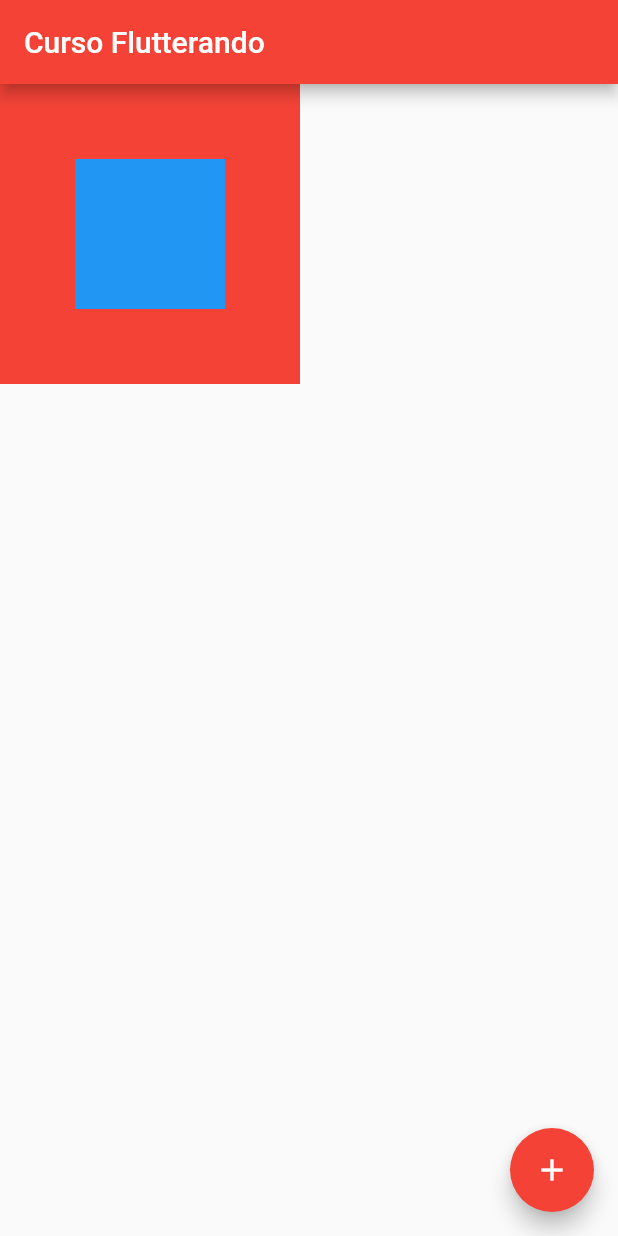
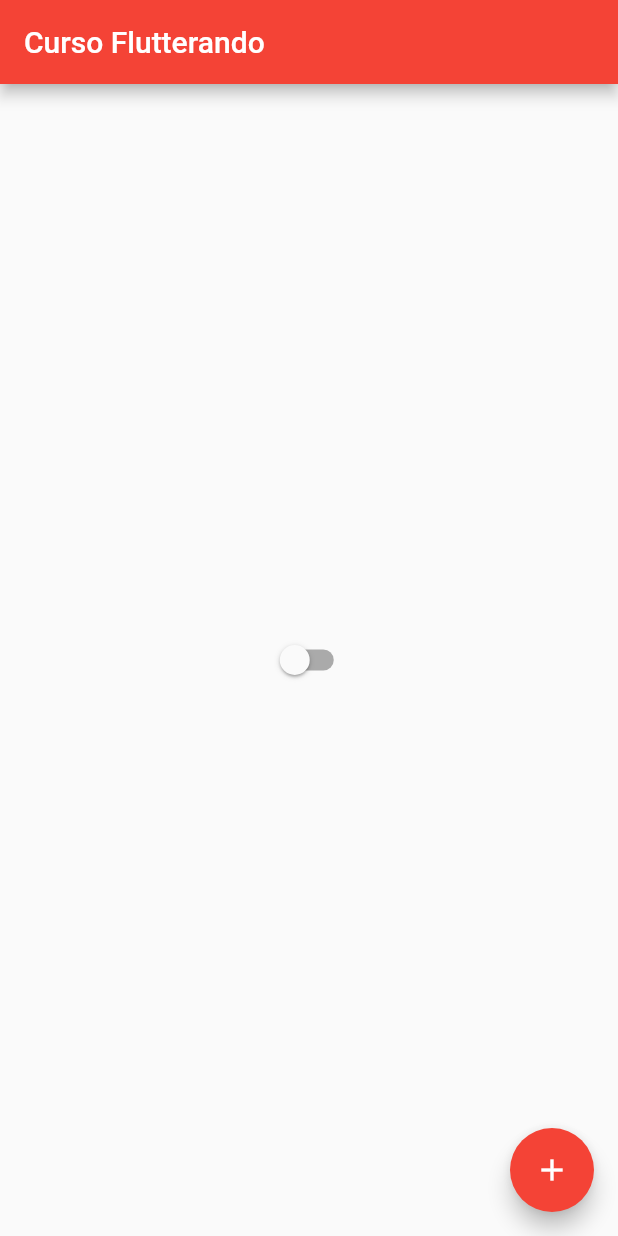
Before and after one commit to LucianoFraga27/Flutter-CursoFlutterando, a Flutter app: the screen it shows after launch, on a phone screen of 412 x 824 dp. Run offline on Flutter 3.47's test engine with Material 2 defaults, Android fonts, the phone set to English and light mode, and no system bars.

Commit message:
Gerenciar outro estado

```diff
--- /dev/null
+++ b/lib/app_controller.dart
@@ -0,0 +1,14 @@
+import 'package:flutter/material.dart';
+
+class AppController extends ChangeNotifier {
+
+  static AppController instance = AppController();
+
+  bool isDarkTheme = false;
+
+  changeTheme() {
+    isDarkTheme = !isDarkTheme;
+    notifyListeners();
+  }
+
+}
--- a/lib/home_page.dart
+++ b/lib/home_page.dart
@@ -1,4 +1,6 @@
 import 'package:flutter/material.dart';
+
+import 'app_controller.dart';
 
 class HomePage extends StatefulWidget {
   const HomePage({Key? key}) : super(key: key);
@@ -10,24 +12,21 @@ class HomePage extends StatefulWidget {
 class HomePageState extends State<HomePage> {
   int counter = 0;
 
+
   @override
   Widget build(BuildContext context) {
     return Scaffold(
         appBar: AppBar(
           title: Text('Curso Flutterando'),
         ),
-        body: Container(
-          height: 200,
-          width: 200,
-          color: Colors.red,
-          child: Align(
-            alignment: Alignment.center,
-            child: Container(
-              height: 100,
-              width: 100,
-              color: Colors.blue,
-            )
-           )),
+        body: Center(
+          child: Switch(
+            value: AppController.instance.isDarkTheme,
+            onChanged: (value){
+              AppController.instance.changeTheme();
+          },
+          )
+        ),
         floatingActionButton: FloatingActionButton(
           child: Icon(Icons.add),
           onPressed: () {
--- a/lib/main.dart
+++ b/lib/main.dart
@@ -1,4 +1,5 @@
 import 'package:flutter/material.dart';
+import 'app_controller.dart';
 import 'home_page.dart';
 
 
@@ -11,11 +12,16 @@ class MyApp extends StatelessWidget {
 
   @override
   Widget build(BuildContext context) {
-    return MaterialApp(
-        theme: ThemeData(
-            primarySwatch: Colors.red
-        ),
-      home: HomePage(),
-    );
+    return AnimatedBuilder(
+      animation: AppController.instance,
+      builder: (context, child) {
+        return MaterialApp(
+          theme: ThemeData(
+              primarySwatch: Colors.red,
+              brightness: AppController.instance.isDarkTheme ? Brightness.dark: Brightness.light
+          ),
+          home: HomePage(),
+        );
+      },);
   }
 }
```
Also changed, not shown: 1 other file.
